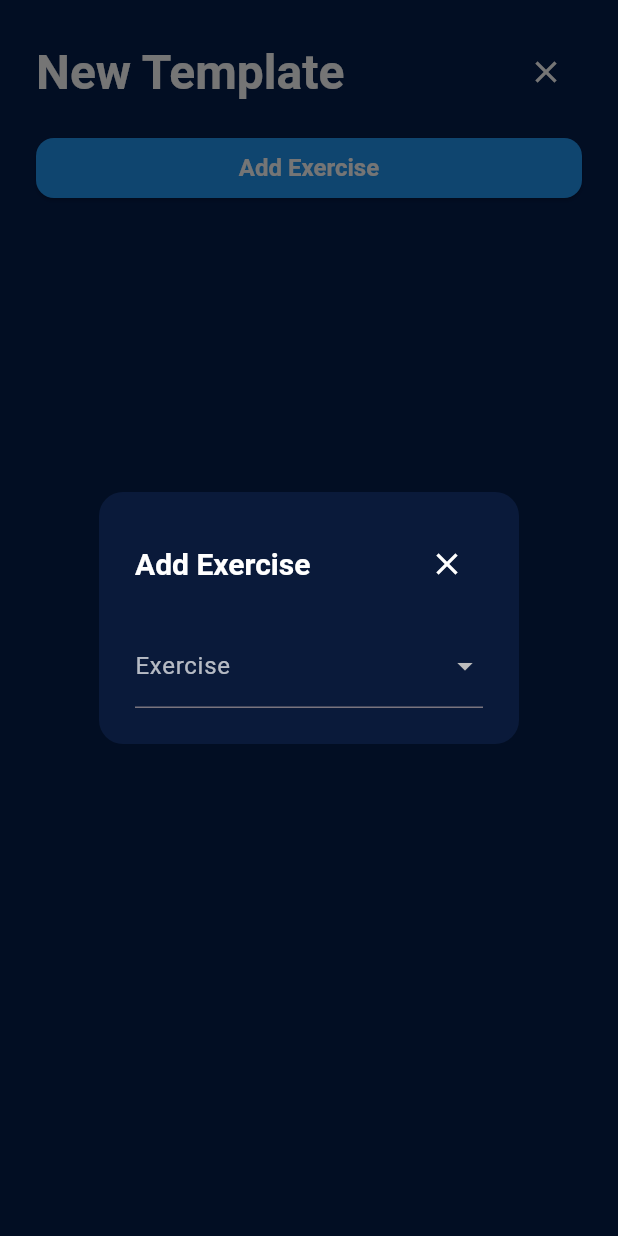
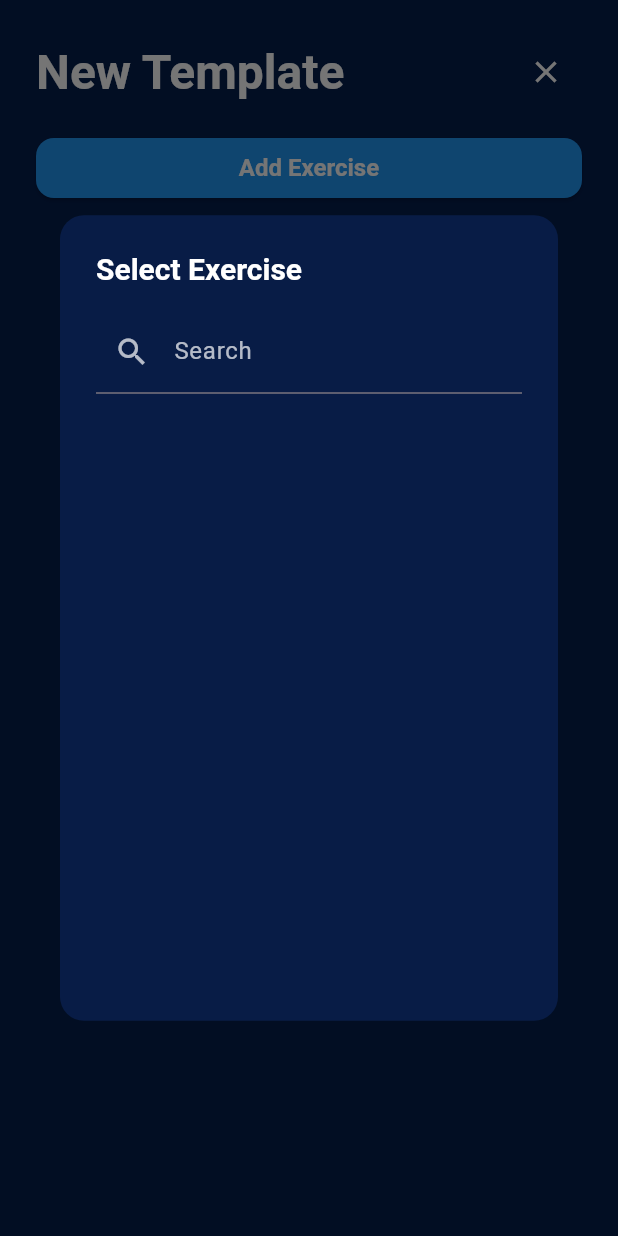
Before and after one commit to benbridgeman03/GymBuddy, a Flutter app: the TemplateView screen opened by its route, after a tap on the "close" icon, after a tap on the "add" icon, after a tap on "Add Exercise", on a phone screen of 412 x 824 dp. Run offline on Flutter 3.47's test engine with Material 3 defaults, Android fonts, the phone set to English and light mode, and no system bars; our stand-ins replace cloud_firestore, firebase_auth, firebase_core, google_fonts; accounts and stored records are empty.

Commit message:
Changed Model
Changed the way workout templates and logs are stored

```diff
--- /dev/null
+++ b/gym_buddy/lib/models/set_type.dart
@@ -0,0 +1 @@
+enum SetType { warmup, working, cooldown }
--- a/gym_buddy/lib/models/wokrout_template.dart
+++ b/gym_buddy/lib/models/wokrout_template.dart
@@ -1,37 +1,48 @@
 import 'package:cloud_firestore/cloud_firestore.dart';
+import 'set_type.dart';
 
-enum SetType { warmup, working, cooldown }
+//one set definition in a workout template
+class WorkoutSet {
+  final SetType setType;
+  final int restSeconds; // rest after this set, before the next one
+
+  WorkoutSet({required this.setType, required this.restSeconds});
+
+  Map<String, dynamic> toMap() => {
+    'setType': setType.name,
+    'restSeconds': restSeconds,
+  };
+
+  factory WorkoutSet.fromMap(Map<String, dynamic> data) => WorkoutSet(
+    setType: SetType.values.firstWhere((e) => e.name == data['setType']),
+    restSeconds: data['restSeconds'] ?? 0,
+  );
+}
 
 class WorkoutExercise {
-  final String excersiseId;
+  final String exerciseId;
   final String name;
-  final int sets;
-  final SetType setType;
+  final List<WorkoutSet> sets;
 
   WorkoutExercise({
-    required this.excersiseId,
+    required this.exerciseId,
     required this.name,
     required this.sets,
-    required this.setType,
   });
 
-  Map<String, dynamic> toMap() {
-    return {
-      'exerciseId': excersiseId,
+  Map<String, dynamic> toMap() => {
+    'exerciseId': exerciseId,
     'name': name,
-      'sets': sets,
-      'setType': setType.name,
+    'sets': sets.map((s) => s.toMap()).toList(),
   };
-  }
 
-  factory WorkoutExercise.fromMap(Map<String, dynamic> data) {
-    return WorkoutExercise(
-      excersiseId: data['exerciseId'],
+  factory WorkoutExercise.fromMap(Map<String, dynamic> data) => WorkoutExercise(
+    exerciseId: data['exerciseId'],
     name: data['name'],
-      sets: data['sets'],
-      setType: SetType.values.firstWhere((e) => e.name == data['setType']),
+    sets: (data['sets'] as List<dynamic>)
+        .map((s) => WorkoutSet.fromMap(s))
+        .toList(),
   );
-  }
 }
 
 class WorkoutTemplate {
@@ -47,13 +58,11 @@ class WorkoutTemplate {
     required this.createdAt,
   });
 
-  Map<String, dynamic> toMap() {
-    return {
+  Map<String, dynamic> toMap() => {
     'name': name,
     'createdAt': Timestamp.fromDate(createdAt),
     'exercises': exercises.map((e) => e.toMap()).toList(),
   };
-  }
 
   factory WorkoutTemplate.fromDoc(DocumentSnapshot doc) {
     final data = doc.data() as Map<String, dynamic>;
--- a/gym_buddy/lib/views/exercises_view.dart
+++ b/gym_buddy/lib/views/exercises_view.dart
@@ -51,6 +51,7 @@ class ExcersizesView extends StatelessWidget {
                 ],
               ),
               const SizedBox(height: 40),
+              //Exercise List
               Expanded(
                 child: Material(
                   color: Colors.transparent,
--- a/gym_buddy/lib/views/template_view.dart
+++ b/gym_buddy/lib/views/template_view.dart
@@ -3,7 +3,6 @@ import 'package:firebase_auth/firebase_auth.dart';
 import 'package:cloud_firestore/cloud_firestore.dart';
 import 'package:gym_buddy/models/exercise.dart';
 import 'package:gym_buddy/models/wokrout_template.dart';
-import 'package:dropdown_search/dropdown_search.dart';
 
 class TemplateView extends StatelessWidget {
   const TemplateView({super.key});
@@ -15,6 +14,7 @@ class TemplateView extends StatelessWidget {
     if (uid == null) {
       return const Center(child: Text('Please log in.'));
     }
+
     return Scaffold(
       body: SafeArea(
         child: Padding(
@@ -22,7 +22,7 @@ class TemplateView extends StatelessWidget {
           child: Column(
             crossAxisAlignment: CrossAxisAlignment.start,
             children: [
-              // Title
+              // Title Row
               Row(
                 children: [
                   Text(
@@ -42,11 +42,13 @@ class TemplateView extends StatelessWidget {
                 ],
               ),
               const SizedBox(height: 16),
+
+              // Add Exercise Button
               SizedBox(
                 width: double.infinity,
                 child: ElevatedButton(
                   onPressed: () {
-                    upsertExercise(context, uid);
+                    openExercisePicker(context, uid);
                   },
                   child: const Text('Add Exercise'),
                 ),
@@ -58,16 +60,16 @@ class TemplateView extends StatelessWidget {
     );
   }
 
-  void upsertExercise(
+  /// Opens the exercise picker dialog directly (no small dialog first)
+  void openExercisePicker(
     BuildContext context,
     String uid, {
     WorkoutExercise? existing,
   }) async {
-    String? selectedExerciseId = existing?.excersiseId;
+    String? selectedExerciseId = existing?.exerciseId;
     String exerciseName = existing?.name ?? '';
-    int reps = existing?.sets ?? 0;
-    SetType setType = existing?.setType ?? SetType.working;
 
+    // 🔹 Load exercises from Firestore
     final snapshot = await FirebaseFirestore.instance
         .collection('users')
         .doc(uid)
@@ -78,54 +80,120 @@ class TemplateView extends StatelessWidget {
         .map((doc) => Exercise.fromDoc(doc))
         .toList();
 
-    showDialog(
+    // 🔹 Open the big picker dialog directly
+    final selected = await showDialog<String>(
       context: context,
-      builder: (context) => AlertDialog(
-        title: Row(
+      builder: (_) => ExercisePickerDialog(
+        exercises: exercises,
+        selectedId: selectedExerciseId,
+      ),
+    );
+
+    if (selected != null) {
+      final chosen = exercises.firstWhere((ex) => ex.id == selected);
+      exerciseName = chosen.name;
+
+      // TODO: Do whatever you need with the selected exercise here
+      // e.g., save to workout template or update Firestore
+      ScaffoldMessenger.of(
+        context,
+      ).showSnackBar(SnackBar(content: Text('Selected: $exerciseName')));
+    }
+  }
+}
+
+class ExercisePickerDialog extends StatefulWidget {
+  final List<Exercise> exercises;
+  final String? selectedId;
+
+  const ExercisePickerDialog({
+    super.key,
+    required this.exercises,
+    this.selectedId,
+  });
+
+  @override
+  State<ExercisePickerDialog> createState() => _ExercisePickerDialogState();
+}
+
+class _ExercisePickerDialogState extends State<ExercisePickerDialog> {
+  String query = '';
+
+  @override
+  Widget build(BuildContext context) {
+    // Filter and sort alphabetically
+    final filtered =
+        widget.exercises
+            .where((e) => e.name.toLowerCase().contains(query.toLowerCase()))
+            .toList()
+          ..sort((a, b) => a.name.compareTo(b.name));
+
+    // Group by first letter
+    final Map<String, List<Exercise>> grouped = {};
+    for (var e in filtered) {
+      final letter = e.name[0].toUpperCase();
+      grouped.putIfAbsent(letter, () => []).add(e);
+    }
+
+    return AlertDialog(
+      backgroundColor: const Color.fromARGB(255, 8, 28, 70),
+      title: const Text(
+        'Select Exercise',
+        style: TextStyle(color: Colors.white),
+      ),
+      content: SizedBox(
+        width: double.maxFinite,
+        height: 450,
+        child: Column(
           children: [
-            Text(existing == null ? 'Add Exercise' : 'Edit Exercise'),
-            const Spacer(),
-            IconButton(
-              onPressed: () => Navigator.pop(context),
-              icon: const Icon(Icons.close),
-              color: Colors.white,
+            TextField(
+              decoration: const InputDecoration(
+                labelText: 'Search',
+                labelStyle: TextStyle(color: Colors.white70),
+                prefixIcon: Icon(Icons.search, color: Colors.white70),
+              ),
+              style: const TextStyle(color: Colors.white),
+              onChanged: (val) => setState(() => query = val),
+            ),
+            const SizedBox(height: 10),
+            Expanded(
+              child: Scrollbar(
+                child: ListView(
+                  children: grouped.entries.map((entry) {
+                    return Column(
+                      crossAxisAlignment: CrossAxisAlignment.start,
+                      children: [
+                        Padding(
+                          padding: const EdgeInsets.symmetric(vertical: 6.0),
+                          child: Text(
+                            entry.key,
+                            style: const TextStyle(
+                              color: Colors.white70,
+                              fontWeight: FontWeight.bold,
+                              fontSize: 18,
+                            ),
+                          ),
+                        ),
+                        ...entry.value.map((e) {
+                          final isSelected = e.id == widget.selectedId;
+                          return ListTile(
+                            title: Text(
+                              e.name,
+                              style: const TextStyle(color: Colors.white),
+                            ),
+                            tileColor: isSelected
+                                ? Colors.blueGrey.withOpacity(0.4)
+                                : null,
+                            onTap: () => Navigator.pop(context, e.id),
+                          );
+                        }),
+                      ],
+                    );
+                  }).toList(),
+                ),
+              ),
             ),
           ],
-        ),
-        content: StatefulBuilder(
-          builder: (context, setState) => SingleChildScrollView(
-            child: Column(
-              mainAxisSize: MainAxisSize.min,
-              children: [
-                DropdownButtonFormField<String>(
-                  initialValue: selectedExerciseId,
-                  decoration: const InputDecoration(labelText: 'Exercise'),
-                  dropdownColor: Color.fromARGB(255, 8, 28, 70),
-                  style: const TextStyle(color: Colors.white),
-                  iconEnabledColor: Colors.white70,
-                  items: exercises
-                      .map(
-                        (exercise) => DropdownMenuItem<String>(
-                          value: exercise.id,
-                          child: Text(
-                            exercise.name,
-                            style: const TextStyle(color: Colors.white),
-                          ),
-                        ),
-                      )
-                      .toList(),
-                  onChanged: (val) => setState(() {
-                    selectedExerciseId = val!;
-                    final selected = exercises.firstWhere(
-                      (ex) => ex.id == val,
-                      orElse: () => exercises.first,
-                    );
-                    exerciseName = selected.name;
-                  }),
-                ),
-              ],
-            ),
-          ),
         ),
       ),
     );
```
Also changed, not shown: gym_buddy/lib/models/workout.dart (deleted, +0 -19 lines), gym_buddy/lib/models/workout_log.dart (added, +104 -0 lines), gym_buddy/lib/models/workout_set.dart (deleted, +0 -13 lines). Lines whose indentation alone changed are shown as unchanged.
